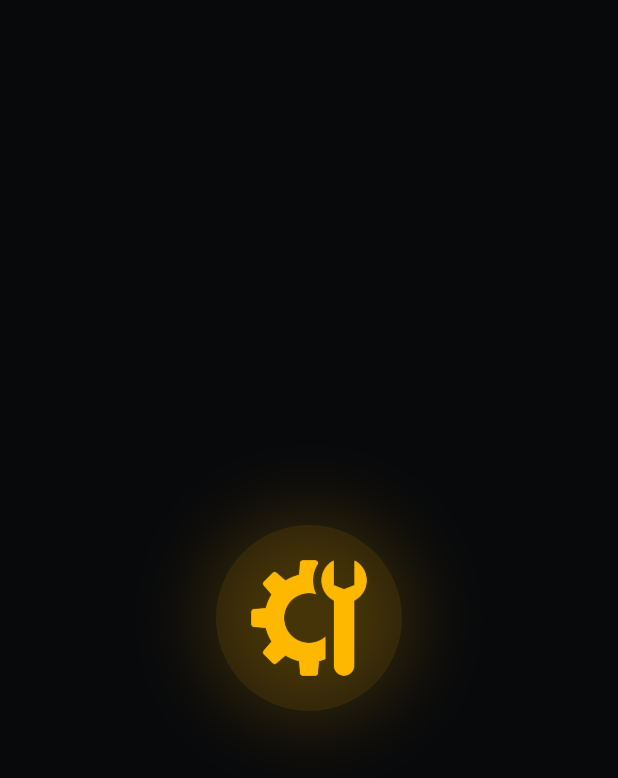
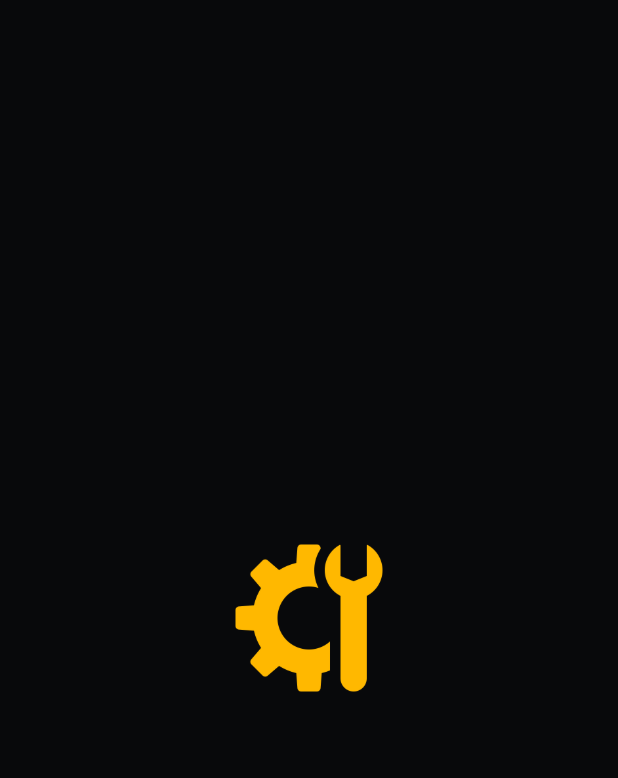
Before and after one commit to justinNabunturan969/app, a Flutter app: the SplashScreen screen opened directly, on a phone screen of 412 x 824 dp. Shown: the top 778 px of the screen. Run offline on Flutter 3.47's test engine with Material 3 defaults, Android fonts, the phone set to English and light mode, and no system bars; our stand-ins replace go_router, shared_preferences, speech_to_text, supabase_flutter; missing offline and left inert: nfc_manager; accounts and stored records are empty.

Commit message:
Refine centered logo launch animation

```diff
--- a/itech_app/lib/screens/onboarding/splash_screen.dart
+++ b/itech_app/lib/screens/onboarding/splash_screen.dart
@@ -5,8 +5,9 @@ import '../../theme/design_tokens.dart';
 
 /// A minimal, branded entry moment before the welcome screen.
 ///
-/// The welcome-page mark scales into place at the center of the display,
-/// rather than showing a conventional progress indicator.
+/// The PUP-ITech mark fills the center of the display, zooms in, then settles
+/// before the welcome page appears. There is deliberately no text or progress
+/// control competing with the mark.
 class SplashScreen extends StatefulWidget {
   const SplashScreen({super.key});
 
@@ -29,12 +30,24 @@ class _SplashScreenState extends State<SplashScreen>
     );
     _markOpacity = CurvedAnimation(
       parent: _controller,
-      curve: const Interval(0.0, 0.45, curve: Curves.easeOut),
+      curve: const Interval(0.0, 0.30, curve: Curves.easeOut),
     );
-    _markScale = Tween<double>(
-      begin: 0.35,
+    _markScale = TweenSequence<double>([
+      TweenSequenceItem(
+        tween: Tween<double>(
+          begin: 0.12,
+          end: 1.08,
+        ).chain(CurveTween(curve: Curves.easeOutCubic)),
+        weight: 72,
+      ),
+      TweenSequenceItem(
+        tween: Tween<double>(
+          begin: 1.08,
           end: 1.0,
-    ).animate(CurvedAnimation(parent: _controller, curve: Curves.easeOutCubic));
+        ).chain(CurveTween(curve: Curves.easeOut)),
+        weight: 28,
+      ),
+    ]).animate(CurvedAnimation(parent: _controller, curve: Curves.easeOut));
     _playIntro();
   }
 
@@ -52,39 +65,16 @@ class _SplashScreenState extends State<SplashScreen>
 
   @override
   Widget build(BuildContext context) {
-    return const Scaffold(
-      backgroundColor: Color(0xFF08090B),
-      body: _LaunchMark(),
-    );
-  }
-}
-
-class _LaunchMark extends StatelessWidget {
-  const _LaunchMark();
-
-  @override
-  Widget build(BuildContext context) {
-    final state = context.findAncestorStateOfType<_SplashScreenState>()!;
-    return Center(
+    return Scaffold(
+      backgroundColor: const Color(0xFF08090B),
+      body: Center(
         child: FadeTransition(
-        opacity: state._markOpacity,
+          opacity: _markOpacity,
           child: ScaleTransition(
-          scale: state._markScale,
-          child: Container(
-            width: 124,
-            height: 124,
-            padding: const EdgeInsets.all(18),
-            decoration: BoxDecoration(
-              color: PupColors.cyberAmber.withValues(alpha: 0.08),
-              shape: BoxShape.circle,
-              boxShadow: [
-                BoxShadow(
-                  color: PupColors.cyberAmber.withValues(alpha: 0.18),
-                  blurRadius: 42,
-                  spreadRadius: 8,
-                ),
-              ],
-            ),
+            scale: _markScale,
+            child: SizedBox(
+              width: 112,
+              height: 112,
               child: ColorFiltered(
                 colorFilter: const ColorFilter.mode(
                   PupColors.cyberAmber,
@@ -95,6 +85,7 @@ class _LaunchMark extends StatelessWidget {
             ),
           ),
         ),
+      ),
     );
   }
 }
```
Also changed, not shown: 1 other file. Lines whose indentation alone changed are shown as unchanged.
